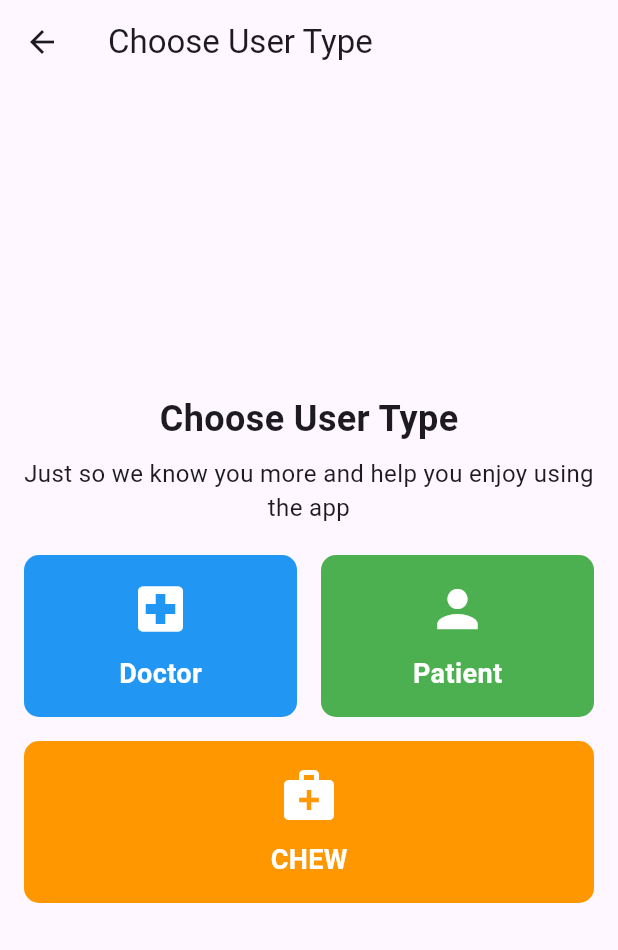
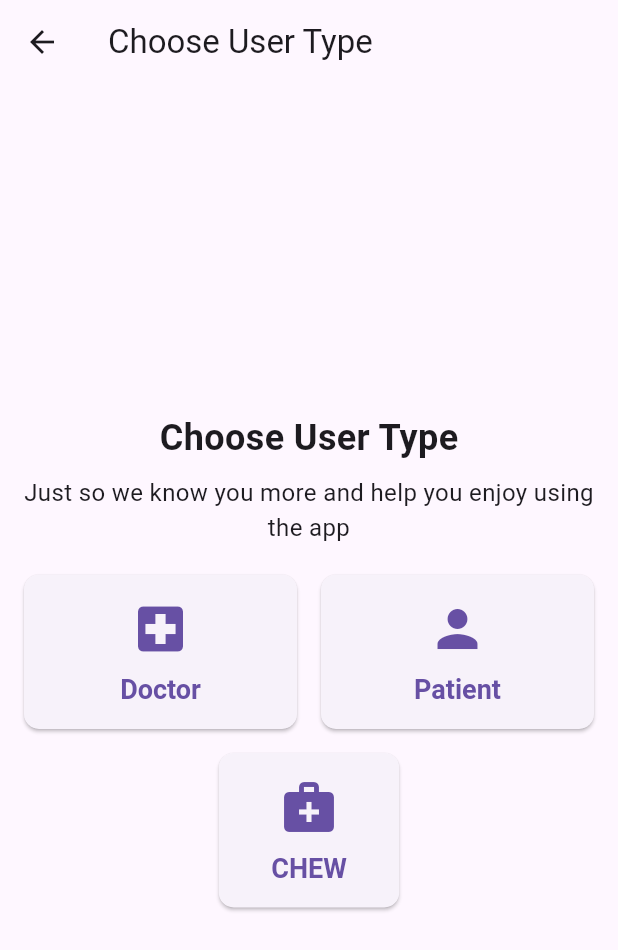
Before and after one commit to Projectsrunit/MarketDoctors, a Flutter app: the ChooseUserTypePage screen opened directly, on a phone screen of 412 x 824 dp. Shown: the top 950 px of the screen. Run offline on Flutter 3.47's test engine with Material 3 defaults, Android fonts, the phone set to English and light mode, and no system bars; our stand-ins replace country_code_picker, file_picker; network calls fail.

Commit message:
Feature: Change to Elevated buttons

```diff
--- a/lib/pages/user_type.dart
+++ b/lib/pages/user_type.dart
@@ -15,8 +15,7 @@ class ChooseUserTypePage extends StatelessWidget {
         child: Column(
           mainAxisAlignment: MainAxisAlignment.center,
           children: [
-            // Title Text
-            Text(
+            const Text(
               'Choose User Type',
               style: TextStyle(
                 fontSize: 24, // Bold large font size
@@ -24,7 +23,7 @@ class ChooseUserTypePage extends StatelessWidget {
               ),
             ),
             const SizedBox(height: 8),
-            Text(
+            const Text(
               'Just so we know you more and help you enjoy using the app',
               style: TextStyle(
                 fontSize: 16, // Medium font size
@@ -32,106 +31,88 @@ class ChooseUserTypePage extends StatelessWidget {
               textAlign: TextAlign.center,
             ),
             const SizedBox(height: 20),
-
-            // First Row with two columns (Doctor and Patient)
             Row(
               children: [
                 Expanded(
-                  child: GestureDetector(
-                    onTap: () {
+                  child: ElevatedButton(
+                    onPressed: () {
                       Navigator.of(context).push(
                         MaterialPageRoute(
                           builder: (context) => const SignUpPage(),
                         ),
                       );
                     },
-                    child: Container(
+                    style: ElevatedButton.styleFrom(
                       padding: const EdgeInsets.symmetric(vertical: 16),
-                      margin: const EdgeInsets.only(bottom: 16, right: 8),
-                      decoration: BoxDecoration(
-                        color: Colors.blue, // Button color
+                      shape: RoundedRectangleBorder(
                         borderRadius: BorderRadius.circular(10),
+                      ),
+                      textStyle: const TextStyle(
+                        fontSize: 18,
+                        fontWeight: FontWeight.bold,
+                      ),
                     ),
                     child: Column(
                       mainAxisAlignment: MainAxisAlignment.center,
                       children: const [
-                          Icon(Icons.local_hospital,
-                              color: Colors.white, size: 40),
+                        Icon(Icons.local_hospital, size: 40),
                         SizedBox(height: 10),
-                          Text(
-                            'Doctor',
-                            style: TextStyle(
-                              fontSize: 18,
-                              color: Colors.white,
-                              fontWeight: FontWeight.bold,
-                            ),
-                          ),
+                        Text('Doctor'),
                       ],
                     ),
                   ),
                 ),
-                ),
+                const SizedBox(width: 16),
                 Expanded(
-                  child: GestureDetector(
-                    onTap: () {
+                  child: ElevatedButton(
+                    onPressed: () {
                       // Navigate to Patient Page or perform action
                     },
-                    child: Container(
+                    style: ElevatedButton.styleFrom(
                       padding: const EdgeInsets.symmetric(vertical: 16),
-                      margin: const EdgeInsets.only(bottom: 16, left: 8),
-                      decoration: BoxDecoration(
-                        color: Colors.green, // Button color
+                      shape: RoundedRectangleBorder(
                         borderRadius: BorderRadius.circular(10),
+                      ),
+                      textStyle: const TextStyle(
+                        fontSize: 18,
+                        fontWeight: FontWeight.bold,
+                      ),
                     ),
                     child: Column(
                       mainAxisAlignment: MainAxisAlignment.center,
                       children: const [
-                          Icon(Icons.person, color: Colors.white, size: 40),
+                        Icon(Icons.person, size: 40),
                         SizedBox(height: 10),
-                          Text(
-                            'Patient',
-                            style: TextStyle(
-                              fontSize: 18,
-                              color: Colors.white,
-                              fontWeight: FontWeight.bold,
-                            ),
-                          ),
+                        Text('Patient'),
                       ],
-                      ),
                     ),
                   ),
                 ),
               ],
             ),
-
-            // Second Row with one column (CHEW)
-            GestureDetector(
-              onTap: () {
+            const SizedBox(height: 16),
+            ElevatedButton(
+              onPressed: () {
                 // Navigate to CHEW Page or perform action
               },
-              child: Container(
-                width: double.infinity,
-                padding: const EdgeInsets.symmetric(vertical: 16),
-                margin: const EdgeInsets.only(bottom: 16),
-                decoration: BoxDecoration(
-                  color: Colors.orange, // Button color
+              style: ElevatedButton.styleFrom(
+                padding:
+                    const EdgeInsets.symmetric(vertical: 16, horizontal: 35),
+                shape: RoundedRectangleBorder(
                   borderRadius: BorderRadius.circular(10),
+                ),
+                textStyle: const TextStyle(
+                  fontSize: 18,
+                  fontWeight: FontWeight.bold,
+                ),
               ),
               child: Column(
                 mainAxisAlignment: MainAxisAlignment.center,
                 children: const [
-                    Icon(Icons.medical_services, color: Colors.white, size: 40),
+                  Icon(Icons.medical_services, size: 40),
                   SizedBox(height: 10),
-                    Text(
-                      'CHEW',
-                      style: TextStyle(
-                        fontSize: 18,
-                        color: Colors.white,
-                        fontWeight: FontWeight.bold,
-                      ),
-                    ),
+                  Text('CHEW'),
                 ],
-                ),
               ),
             ),
           ],
```
Lines whose indentation alone changed are shown as unchanged.
